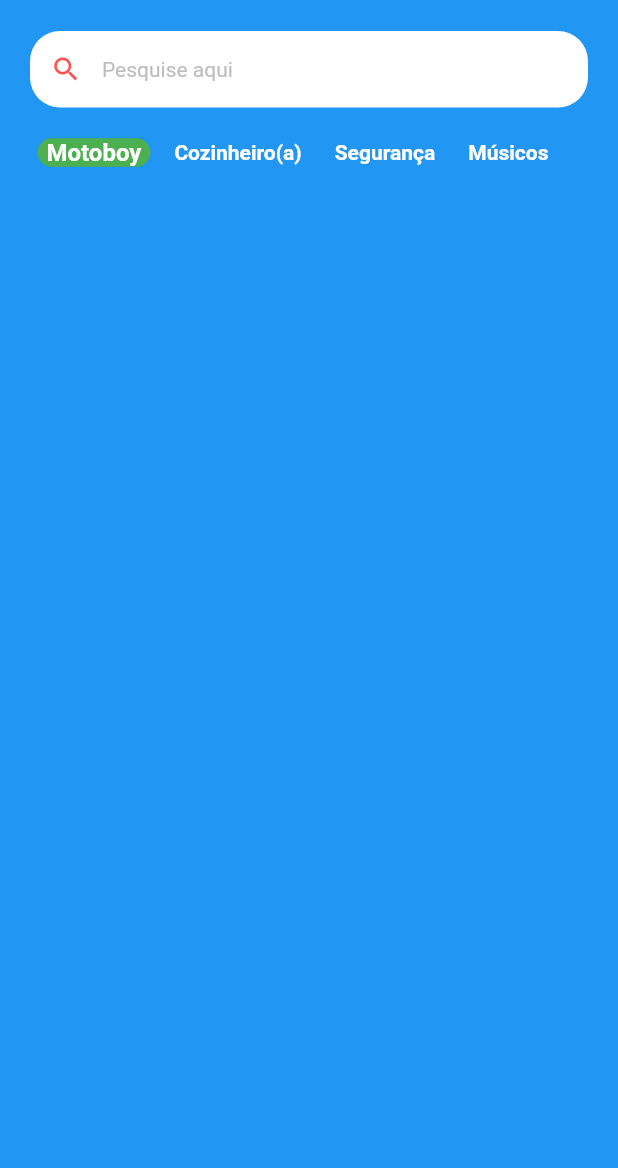
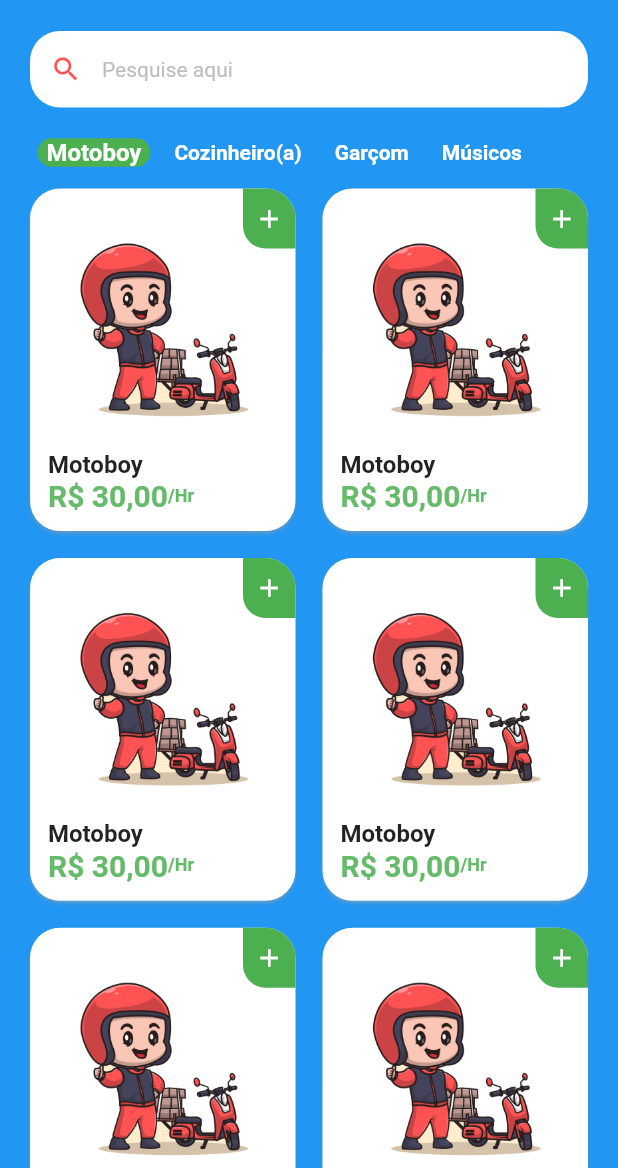
Before and after one commit to XandRules/EasyJobFlutter, a Flutter app: the HomeTab screen opened directly, on a phone screen of 412 x 824 dp, the part 68-1236 px from its top. Run offline on Flutter 3.47's test engine with Material 2 defaults, Android fonts, the light colour scheme and no system bars; drawn by our look-alikes of badges; our stand-ins replace animated_text_kit, mask_text_input_formatter.

Commit message:
Criado tela de exibiçao de anuncios

```diff
--- a/lib/src/config/app_data.dart
+++ b/lib/src/config/app_data.dart
@@ -4,31 +4,160 @@ List<ItemModel> garcom = [
   ItemModel(
     description:
         'Trabalho como garçom a mais de 10 anos em restaurantes e bares',
-      imgUrl: 'assets/jobs/garcon.png',
+    imgUrl: 'assets/jobs/garcom.png',
     itemName: 'Garçom',
     price: 30.0,
-      unit: 'Hr')
+    unit: 'Hr',
+  ),
+  ItemModel(
+    description:
+        'Trabalho como garçom a mais de 10 anos em restaurantes e bares',
+    imgUrl: 'assets/jobs/garcom.png',
+    itemName: 'Garçom',
+    price: 30.0,
+    unit: 'Hr',
+  ),
+  ItemModel(
+    description:
+        'Trabalho como garçom a mais de 10 anos em restaurantes e bares',
+    imgUrl: 'assets/jobs/garcom.png',
+    itemName: 'Garçom',
+    price: 30.0,
+    unit: 'Hr',
+  ),
+  ItemModel(
+    description:
+        'Trabalho como garçom a mais de 10 anos em restaurantes e bares',
+    imgUrl: 'assets/jobs/garcom.png',
+    itemName: 'Garçom',
+    price: 30.0,
+    unit: 'Hr',
+  ),
+  ItemModel(
+    description:
+        'Trabalho como garçom a mais de 10 anos em restaurantes e bares',
+    imgUrl: 'assets/jobs/garcom.png',
+    itemName: 'Garçom',
+    price: 30.0,
+    unit: 'Hr',
+  ),
 ];
 
-List<ItemModel> musico = [ItemModel(
+List<ItemModel> musico = [
+  ItemModel(
     description:
         'Trabalho como Musico a mais de 10 anos em restaurantes e bares',
     imgUrl: 'assets/jobs/musico.png',
     itemName: 'Músico',
     price: 30.0,
-    unit: 'Hr')
+    unit: 'Hr',
+  ),
+  ItemModel(
+    description:
+        'Trabalho como Musico a mais de 10 anos em restaurantes e bares',
+    imgUrl: 'assets/jobs/musico.png',
+    itemName: 'Músico',
+    price: 30.0,
+    unit: 'Hr',
+  ),
+  ItemModel(
+    description:
+        'Trabalho como Musico a mais de 10 anos em restaurantes e bares',
+    imgUrl: 'assets/jobs/musico.png',
+    itemName: 'Músico',
+    price: 30.0,
+    unit: 'Hr',
+  ),
+  ItemModel(
+    description:
+        'Trabalho como Musico a mais de 10 anos em restaurantes e bares',
+    imgUrl: 'assets/jobs/musico.png',
+    itemName: 'Músico',
+    price: 30.0,
+    unit: 'Hr',
+  ),
+  ItemModel(
+    description:
+        'Trabalho como Musico a mais de 10 anos em restaurantes e bares',
+    imgUrl: 'assets/jobs/musico.png',
+    itemName: 'Músico',
+    price: 30.0,
+    unit: 'Hr',
+  ),
+  ItemModel(
+    description:
+        'Trabalho como Musico a mais de 10 anos em restaurantes e bares',
+    imgUrl: 'assets/jobs/musico.png',
+    itemName: 'Músico',
+    price: 30.0,
+    unit: 'Hr',
+  ),
+  ItemModel(
+    description:
+        'Trabalho como Musico a mais de 10 anos em restaurantes e bares',
+    imgUrl: 'assets/jobs/musico.png',
+    itemName: 'Músico',
+    price: 30.0,
+    unit: 'Hr',
+  ),
 ];
 
-List<ItemModel> motoboy = [ItemModel(
+List<ItemModel> motoboy = [
+  ItemModel(
     description:
         'Trabalho como Motoboy a mais de 10 anos em restaurantes e bares',
     imgUrl: 'assets/jobs/motoboy.png',
     itemName: 'Motoboy',
     price: 30.0,
-    unit: 'Hr')
+    unit: 'Hr',
+  ), ItemModel(
+    description:
+        'Trabalho como Motoboy a mais de 10 anos em restaurantes e bares',
+    imgUrl: 'assets/jobs/motoboy.png',
+    itemName: 'Motoboy',
+    price: 30.0,
+    unit: 'Hr',
+  ), ItemModel(
+    description:
+        'Trabalho como Motoboy a mais de 10 anos em restaurantes e bares',
+    imgUrl: 'assets/jobs/motoboy.png',
+    itemName: 'Motoboy',
+    price: 30.0,
+    unit: 'Hr',
+  ), ItemModel(
+    description:
+        'Trabalho como Motoboy a mais de 10 anos em restaurantes e bares',
+    imgUrl: 'assets/jobs/motoboy.png',
+    itemName: 'Motoboy',
+    price: 30.0,
+    unit: 'Hr',
+  ), ItemModel(
+    description:
+        'Trabalho como Motoboy a mais de 10 anos em restaurantes e bares',
+    imgUrl: 'assets/jobs/motoboy.png',
+    itemName: 'Motoboy',
+    price: 30.0,
+    unit: 'Hr',
+  ), ItemModel(
+    description:
+        'Trabalho como Motoboy a mais de 10 anos em restaurantes e bares',
+    imgUrl: 'assets/jobs/motoboy.png',
+    itemName: 'Motoboy',
+    price: 30.0,
+    unit: 'Hr',
+  ),
+  ItemModel(
+    description:
+        'Trabalho como Motoboy a mais de 10 anos em restaurantes e bares',
+    imgUrl: 'assets/jobs/motoboy.png',
+    itemName: 'Motoboy',
+    price: 30.0,
+    unit: 'Hr',
+  ),
 ];
 
-List<ItemModel> cozinheiro = [ItemModel(
+List<ItemModel> cozinheiro = [
+  ItemModel(
       description:
           'Trabalho como Cozinheiro a mais de 10 anos em restaurantes e bares',
       imgUrl: 'assets/jobs/cozinha.png',
@@ -40,7 +169,6 @@ List<ItemModel> cozinheiro = [ItemModel(
 List<String> categorias = [
   'Motoboy',
   'Cozinheiro(a)',
-  'Segurança',
+  'Garçom',
   'Músicos',
-
 ];
--- /dev/null
+++ b/lib/src/pages/home/components/item_tile.dart
@@ -0,0 +1,93 @@
+import 'package:flutter/material.dart';
+import 'package:greengrocer/src/models/item_model.dart';
+import 'package:greengrocer/src/services/utils_services.dart';
+
+class ItemTile extends StatelessWidget {
+  final ItemModel item;
+
+  ItemTile({
+    Key? key,
+    required this.item,
+  }) : super(key: key);
+
+  final UtilsServices utilsServices = UtilsServices();
+
+  @override
+  Widget build(BuildContext context) {
+    return Stack(
+      children: [
+        Card(
+          elevation: 1,
+          shadowColor: Colors.grey.shade300,
+          shape: RoundedRectangleBorder(
+            borderRadius: BorderRadius.circular(20),
+          ),
+          child: Padding(
+            padding: const EdgeInsets.all(12),
+            child: Column(
+              crossAxisAlignment: CrossAxisAlignment.stretch,
+              children: [
+                // Imagem
+                Expanded(
+                  child: Image.asset(item.imgUrl),
+                ),
+                // Nome
+                Text(
+                  item.itemName,
+                  style: const TextStyle(
+                    fontSize: 16,
+                    fontWeight: FontWeight.bold,
+                  ),
+                ),
+                //Preço por hora
+                Row(
+                  children: [
+                    Text(
+                      utilsServices.priceToCurrency(item.price),
+                      style: TextStyle(
+                        fontWeight: FontWeight.bold,
+                        fontSize: 20,
+                        color: Colors.green.shade400,
+                      ),
+                    ),
+                    Text(
+                      '/${item.unit}',
+                      style: TextStyle(
+                        color: Colors.green.shade400,
+                        fontWeight: FontWeight.bold,
+                        fontSize: 12,
+                      ),
+                    )
+                  ],
+                )
+              ],
+            ),
+          ),
+        ),
+        Positioned(
+          top: 4,
+          right: 4,
+          child: GestureDetector(
+            onTap: () {},
+            child: Container(
+              height: 40,
+              width: 35,
+              decoration: const BoxDecoration(
+                color: Colors.green,
+                borderRadius: BorderRadius.only(
+                  bottomLeft: Radius.circular(15),
+                  topRight: Radius.circular(20),
+                )
+              ),
+              child: const Icon(
+                Icons.add,
+                color: Colors.white,
+                size: 20,
+              ),
+            ),
+          ),
+        )
+      ],
+    );
+  }
+}
--- a/lib/src/pages/home/home_tab.dart
+++ b/lib/src/pages/home/home_tab.dart
@@ -1,7 +1,9 @@
 import 'package:badges/badges.dart';
 import 'package:flutter/material.dart';
+import 'package:greengrocer/src/pages/home/components/item_tile.dart';
 
 import '../../config/custom_colors.dart';
+import '../../models/item_model.dart';
 import 'components/category_tile.dart';
 import 'package:greengrocer/src/config/app_data.dart' as app_data;
 
@@ -16,6 +18,7 @@ class HomeTab extends StatefulWidget {
 class _HomeTabState extends State<HomeTab> {
 
   String categoriaSelecionada = 'Motoboy';
+  List<ItemModel> items = app_data.motoboy;
 
   @override
   Widget build(BuildContext context) {
@@ -44,7 +47,7 @@ class _HomeTabState extends State<HomeTab> {
           const TextSpan(
               text: 'Easy',
               style:
-                  TextStyle(color: Colors.white, fontWeight: FontWeight.bold)),
+              TextStyle(color: Colors.white, fontWeight: FontWeight.bold)),
           TextSpan(
               text: 'Job',
               style: TextStyle(
@@ -78,7 +81,7 @@ class _HomeTabState extends State<HomeTab> {
                   border: OutlineInputBorder(
                       borderRadius: BorderRadius.circular(20),
                       borderSide:
-                          const BorderSide(width: 0, style: BorderStyle.none))),
+                      const BorderSide(width: 0, style: BorderStyle.none))),
             ),
           ),
           // Categorias
@@ -90,19 +93,52 @@ class _HomeTabState extends State<HomeTab> {
                 itemBuilder: (_, index) {
                   return CategoryTile(
                     categoria: app_data.categorias[index],
-                    selecionado: app_data.categorias[index] == categoriaSelecionada,
+                    selecionado: app_data.categorias[index] ==
+                        categoriaSelecionada,
                     onPressed: () {
                       setState(
-                          () => {categoriaSelecionada = app_data.categorias[index]});
+                              () =>
+                          {
+                            categoriaSelecionada = app_data.categorias[index],
+                            if(categoriaSelecionada == 'Motoboy'){
+                              items = app_data.motoboy
+                            },
+                            if(categoriaSelecionada == 'Cozinheiro(a)'){
+                              items = app_data.cozinheiro
+                            },
+                            if(categoriaSelecionada == 'Garçom'){
+                              items = app_data.garcom
+                            },
+                            if(categoriaSelecionada == 'Músicos'){
+                              items = app_data.musico
+                            },
+
+                          });
                     },
                   );
                 },
-                separatorBuilder: (_, index) => const SizedBox(
-                      width: 10,
-                    ),
+                separatorBuilder: (_, index) =>
+                const SizedBox(
+                  width: 10,
+                ),
                 itemCount: app_data.categorias.length),
-          )
+          ),
           // Grid
+          Expanded(
+            child: GridView.builder(
+              padding: const EdgeInsets.fromLTRB(16, 0, 16, 16),
+              physics: const BouncingScrollPhysics(),
+              gridDelegate: const SliverGridDelegateWithFixedCrossAxisCount(
+                crossAxisCount: 2,
+                mainAxisSpacing: 10,
+                crossAxisSpacing: 10,
+                childAspectRatio: 9 / 11.5
+              ),
+              itemCount: items.length,
+              itemBuilder: (_, index) {
+                return ItemTile(item: items[index],);
+              },),
+          ),
         ],
       ),
     );
--- /dev/null
+++ b/lib/src/services/utils_services.dart
@@ -0,0 +1,10 @@
+import 'package:intl/intl.dart';
+
+class UtilsServices{
+
+  String priceToCurrency(double price){
+   NumberFormat numberFormat = NumberFormat.simpleCurrency(locale: 'pt_BR', decimalDigits: 2,);
+
+   return numberFormat.format(price);
+  }
+}
--- a/pubspec.yaml
+++ b/pubspec.yaml
@@ -37,6 +37,7 @@ dependencies:
   animated_text_kit: ^4.2.2
   mask_text_input_formatter: ^2.4.0
   badges: ^2.0.3
+  intl: ^0.17.0
 
 dev_dependencies:
   flutter_test:
```
Also changed, not shown: pubspec.lock. Lines whose indentation alone changed are shown as unchanged.
